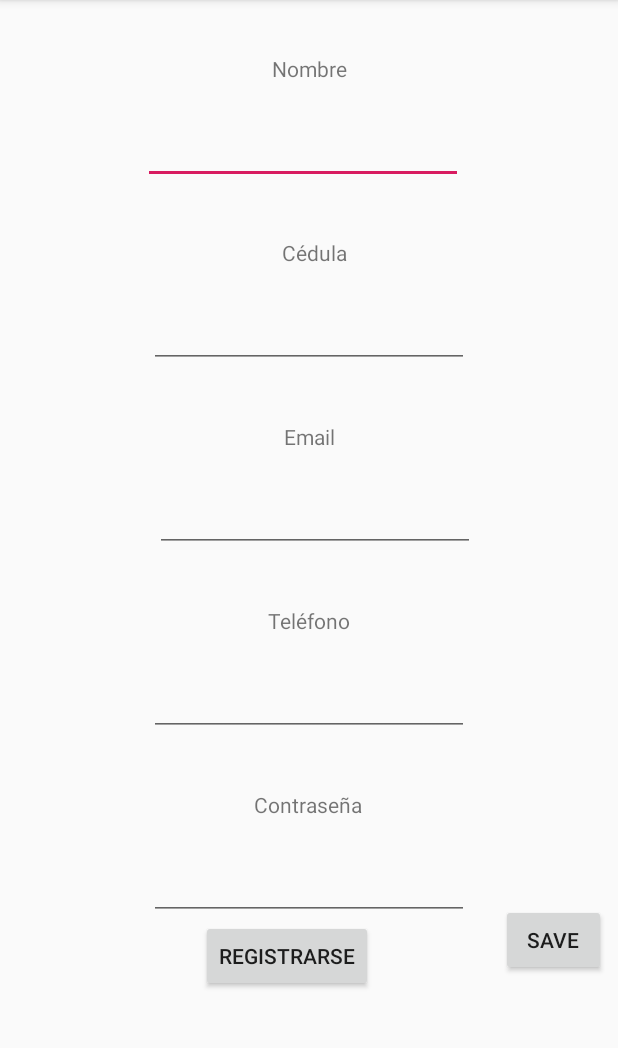
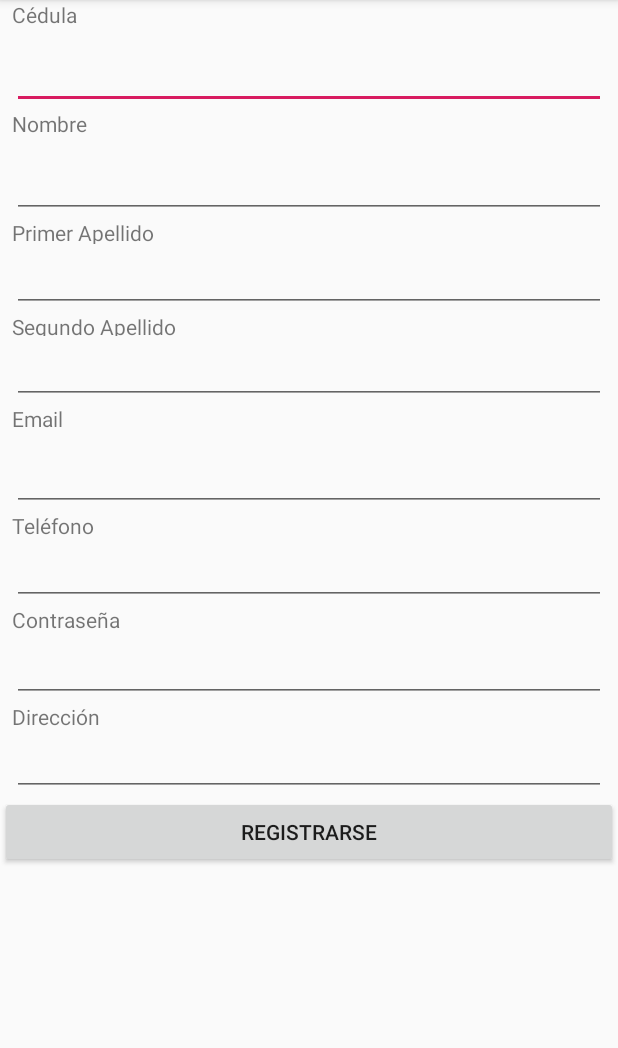
Before and after one commit to cesarvarela07/binarios, an Android app: the screen it shows after launch (Registro), after a tap on "REGISTRARSE", on a phone screen of 412 x 824 dp, the part 84-1132 px from its top. Run offline under Robolectric (Android 15) with nearby library versions, the phone set to English and light mode, and no system bars.

Commit message:
Cambios para bd

```diff
--- a/app/src/main/java/app311/varela/cesar/app311/MainActivity.java
+++ b/app/src/main/java/app311/varela/cesar/app311/MainActivity.java
@@ -24,10 +24,14 @@ public class MainActivity extends AppCompatActivity {
         });
 
 
-        findViewById(R.id.btnRegistrarse).setOnClickListener(new View.OnClickListener() {
+        Button btnRegistro = (Button)findViewById(R.id.btnRegistrarse);
+        btnRegistro.setOnClickListener(new View.OnClickListener() {
             @Override
             public void onClick(View v) {
-                startActivity(new Intent(MainActivity.this, Registro.class));
+                Intent intent = new Intent(v.getContext(),Registro.class);
+                intent.putExtra("MODE",0);
+                startActivityForResult(intent,0);
+
             }
         });
     }
--- a/app/src/main/res/layout/activity_registro.xml
+++ b/app/src/main/res/layout/activity_registro.xml
@@ -6,107 +6,120 @@
     android:id="@+id/scrollView2"
     android:layout_width="match_parent"
     android:layout_height="match_parent"
-    tools:layout_editor_absoluteX="0dp"
-    tools:layout_editor_absoluteY="0dp">
     tools:context=".Registro">
 
-    <android.support.constraint.ConstraintLayout
-        android:id="@+id/constraintLayout"
+    <TableLayout
+        android:id="@+id/linearLayout"
         android:layout_width="match_parent"
         android:layout_height="match_parent"
-        tools:layout_editor_absoluteX="0dp"
-        tools:layout_editor_absoluteY="0dp">
+        android:orientation="vertical"
+        android:stretchColumns="1">
 
+        <TextView
+            android:id="@+id/cedulaLbl"
+            android:layout_width="wrap_content"
+            android:layout_height="wrap_content"
+            android:layout_marginStart="8dp"
+            android:layout_marginLeft="8dp"
+            android:layout_marginEnd="8dp"
+            android:layout_marginRight="8dp"
+            android:layout_marginBottom="8dp"
+            android:text="Cédula" />
+
+        <EditText
+            android:id="@+id/cedulaTxt"
+            android:layout_width="148dp"
+            android:layout_height="wrap_content"
+            android:layout_marginStart="8dp"
+            android:layout_marginLeft="8dp"
+            android:layout_marginEnd="8dp"
+            android:layout_marginRight="8dp"
+            android:inputType="number" />
 
         <TextView
             android:id="@+id/nombreLbl"
             android:layout_width="wrap_content"
-            android:layout_height="17dp"
+            android:layout_height="wrap_content"
             android:layout_marginStart="8dp"
             android:layout_marginLeft="8dp"
-            android:layout_marginTop="36dp"
             android:layout_marginEnd="8dp"
             android:layout_marginRight="8dp"
-            android:text="Nombre"
-            app:layout_constraintEnd_toEndOf="parent"
-            app:layout_constraintStart_toStartOf="parent"
-            app:layout_constraintTop_toTopOf="parent" />
+            android:layout_marginBottom="8dp"
+            android:text="Nombre" />
 
         <EditText
             android:id="@+id/nombreTxt"
             android:layout_width="wrap_content"
             android:layout_height="wrap_content"
-            android:layout_marginStart="16dp"
-            android:layout_marginLeft="16dp"
-            android:layout_marginTop="24dp"
+            android:layout_marginStart="8dp"
+            android:layout_marginLeft="8dp"
             android:layout_marginEnd="8dp"
             android:layout_marginRight="8dp"
             android:ems="10"
-            android:inputType="textPersonName"
-            app:layout_constraintEnd_toEndOf="parent"
-            app:layout_constraintHorizontal_bias="0.454"
-            app:layout_constraintStart_toStartOf="parent"
-            app:layout_constraintTop_toBottomOf="@+id/nombreLbl" />
+            android:inputType="textPersonName" />
 
         <TextView
-            android:id="@+id/cedulaLbl"
+            android:id="@+id/apellido1Lbl"
             android:layout_width="wrap_content"
             android:layout_height="17dp"
             android:layout_marginStart="8dp"
             android:layout_marginLeft="8dp"
-            android:layout_marginTop="36dp"
             android:layout_marginEnd="8dp"
             android:layout_marginRight="8dp"
-            android:text="Cédula"
-            app:layout_constraintEnd_toEndOf="parent"
-            app:layout_constraintHorizontal_bias="0.511"
-            app:layout_constraintStart_toStartOf="parent"
-            app:layout_constraintTop_toBottomOf="@+id/nombreTxt" />
+            android:text="Primer Apellido" />
 
         <EditText
-            android:id="@+id/cedulaTxt"
+            android:id="@+id/apellido1Txt"
             android:layout_width="wrap_content"
             android:layout_height="wrap_content"
-            android:layout_marginStart="16dp"
-            android:layout_marginLeft="16dp"
-            android:layout_marginTop="24dp"
+            android:layout_marginStart="8dp"
+            android:layout_marginLeft="8dp"
             android:layout_marginEnd="8dp"
             android:layout_marginRight="8dp"
             android:ems="10"
-            android:inputType="number"
-            app:layout_constraintEnd_toEndOf="parent"
-            app:layout_constraintHorizontal_bias="0.478"
-            app:layout_constraintStart_toStartOf="parent"
-            app:layout_constraintTop_toBottomOf="@+id/cedulaLbl" />
+            android:inputType="textPersonName" />
+
+        <TextView
+            android:id="@+id/apellido2Lbl"
+            android:layout_width="wrap_content"
+            android:layout_height="16dp"
+            android:layout_marginStart="8dp"
+            android:layout_marginLeft="8dp"
+            android:layout_marginEnd="8dp"
+            android:layout_marginRight="8dp"
+            android:text="Segundo Apellido" />
+
+        <EditText
+            android:id="@+id/apellido2Txt"
+            android:layout_width="wrap_content"
+            android:layout_height="wrap_content"
+            android:layout_marginStart="8dp"
+            android:layout_marginLeft="8dp"
+            android:layout_marginEnd="8dp"
+            android:layout_marginRight="8dp"
+            android:ems="10"
+            android:inputType="textPersonName" />
 
         <TextView
             android:id="@+id/emailLbl"
-            android:layout_width="wrap_content"
-            android:layout_height="17dp"
+            android:layout_width="42dp"
+            android:layout_height="26dp"
             android:layout_marginStart="8dp"
             android:layout_marginLeft="8dp"
-            android:layout_marginTop="36dp"
             android:layout_marginEnd="8dp"
             android:layout_marginRight="8dp"
-            android:text="Email"
-            app:layout_constraintEnd_toEndOf="parent"
-            app:layout_constraintStart_toStartOf="parent"
-            app:layout_constraintTop_toBottomOf="@+id/cedulaTxt" />
+            android:text="Email" />
 
         <EditText
             android:id="@+id/emailTxt"
             android:layout_width="wrap_content"
             android:layout_height="wrap_content"
-            android:layout_marginStart="16dp"
-            android:layout_marginLeft="16dp"
-            android:layout_marginTop="24dp"
+            android:layout_marginStart="8dp"
+            android:layout_marginLeft="8dp"
             android:layout_marginEnd="8dp"
             android:layout_marginRight="8dp"
             android:ems="10"
-            android:inputType="textEmailAddress"
-            app:layout_constraintEnd_toEndOf="parent"
-            app:layout_constraintStart_toStartOf="parent"
-            app:layout_constraintTop_toBottomOf="@+id/emailLbl" />
+            android:inputType="textEmailAddress" />
 
         <TextView
             android:id="@+id/telefonoLbl"
@@ -114,102 +127,72 @@
             android:layout_height="17dp"
             android:layout_marginStart="8dp"
             android:layout_marginLeft="8dp"
-            android:layout_marginTop="36dp"
             android:layout_marginEnd="8dp"
             android:layout_marginRight="8dp"
-            android:text="Teléfono"
-            app:layout_constraintEnd_toEndOf="parent"
-            app:layout_constraintStart_toStartOf="parent"
-            app:layout_constraintTop_toBottomOf="@+id/emailTxt" />
+            android:text="Teléfono" />
 
         <EditText
             android:id="@+id/telefonoTxt"
             android:layout_width="wrap_content"
             android:layout_height="wrap_content"
-            android:layout_marginStart="16dp"
-            android:layout_marginLeft="16dp"
-            android:layout_marginTop="24dp"
+            android:layout_marginStart="8dp"
+            android:layout_marginLeft="8dp"
             android:layout_marginEnd="8dp"
             android:layout_marginRight="8dp"
             android:ems="10"
-            android:inputType="phone"
-            app:layout_constraintBottom_toTopOf="@+id/button"
-            app:layout_constraintEnd_toEndOf="parent"
-            app:layout_constraintHorizontal_bias="0.478"
-            app:layout_constraintStart_toStartOf="parent"
-            app:layout_constraintTop_toBottomOf="@+id/telefonoLbl"
-            app:layout_constraintVertical_bias="0.0" />
+            android:inputType="phone" />
 
         <TextView
             android:id="@+id/passwordLbl"
             android:layout_width="wrap_content"
-            android:layout_height="17dp"
+            android:layout_height="wrap_content"
             android:layout_marginStart="8dp"
             android:layout_marginLeft="8dp"
-            android:layout_marginTop="36dp"
             android:layout_marginEnd="8dp"
             android:layout_marginRight="8dp"
-            android:text="Contraseña"
-            app:layout_constraintBottom_toTopOf="@+id/passwordTxt"
-            app:layout_constraintEnd_toEndOf="parent"
-            app:layout_constraintHorizontal_bias="0.498"
-            app:layout_constraintStart_toStartOf="parent"
-            app:layout_constraintTop_toBottomOf="@+id/telefonoTxt"
-            app:layout_constraintVertical_bias="0.98" />
+            android:text="Contraseña" />
 
         <EditText
             android:id="@+id/passwordTxt"
             android:layout_width="wrap_content"
             android:layout_height="wrap_content"
-            android:layout_marginStart="16dp"
-            android:layout_marginLeft="16dp"
-            android:layout_marginTop="24dp"
+            android:layout_marginStart="8dp"
+            android:layout_marginLeft="8dp"
             android:layout_marginEnd="8dp"
             android:layout_marginRight="8dp"
             android:ems="10"
-            android:inputType="textPassword"
-            app:layout_constraintBottom_toTopOf="@+id/button"
-            app:layout_constraintEnd_toEndOf="parent"
-            app:layout_constraintHorizontal_bias="0.477"
-            app:layout_constraintStart_toStartOf="parent"
-            app:layout_constraintTop_toBottomOf="@+id/passwordLbl"
-            app:layout_constraintVertical_bias="1.0" />
+            android:inputType="textPassword" />
 
-        <Button
-            android:id="@+id/button"
+        <TextView
+            android:id="@+id/direccionLbl"
+            android:layout_width="wrap_content"
+            android:layout_height="17dp"
+            android:layout_marginStart="8dp"
+            android:layout_marginLeft="8dp"
+            android:layout_marginEnd="8dp"
+            android:layout_marginRight="8dp"
+            android:text="Dirección" />
+
+
+
+        <EditText
+            android:id="@+id/direccionTxt"
             android:layout_width="wrap_content"
             android:layout_height="wrap_content"
             android:layout_marginStart="8dp"
             android:layout_marginLeft="8dp"
-            android:layout_marginEnd="36dp"
+            android:layout_marginEnd="8dp"
             android:layout_marginRight="8dp"
-            android:layout_marginBottom="8dp"
-            android:text="Registrarse"
-            app:layout_constraintBottom_toBottomOf="parent"
-            app:layout_constraintEnd_toEndOf="parent"
-            app:layout_constraintHorizontal_bias="0.498"
-            app:layout_constraintStart_toStartOf="parent"
-            app:layout_constraintTop_toBottomOf="@+id/passwordTxt"
-            app:layout_constraintVertical_bias="1.0" />
+
+            android:ems="100"
+            android:inputType="textMultiLine" />
 
         <Button
             android:id="@+id/btnSave"
-            android:layout_width="70dp"
+            android:layout_width="wrap_content"
             android:layout_height="wrap_content"
-            android:layout_marginStart="8dp"
-            android:layout_marginLeft="8dp"
-            android:layout_marginTop="8dp"
-            android:layout_marginEnd="8dp"
-            android:layout_marginRight="8dp"
-            android:layout_marginBottom="8dp"
-            android:text="Save"
-            app:layout_constraintBottom_toBottomOf="parent"
-            app:layout_constraintEnd_toEndOf="parent"
-            app:layout_constraintHorizontal_bias="1.0"
-            app:layout_constraintStart_toStartOf="parent"
-            app:layout_constraintTop_toTopOf="parent"
-            app:layout_constraintVertical_bias="0.982" />
+            android:text="Registrarse" />
 
-    </android.support.constraint.ConstraintLayout>
+    </TableLayout>
 
 </ScrollView>
```
Also changed, not shown: app/src/main/java/app311/varela/cesar/app311/activity_registro.xml (deleted, +0 -198 lines).
